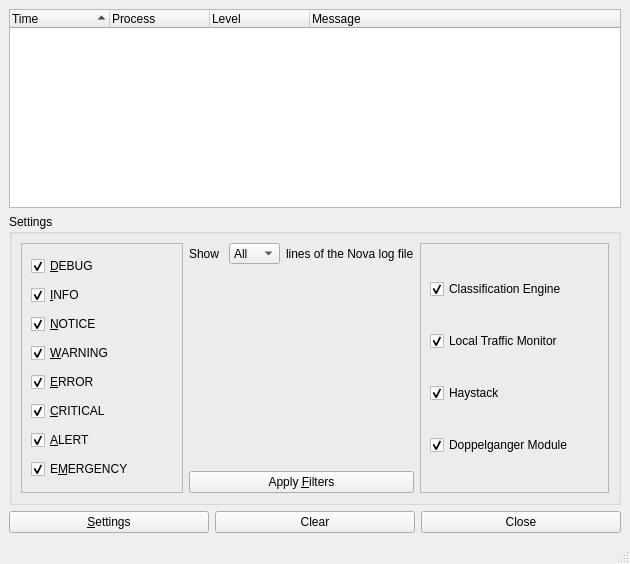
First picture: the form in NovaGUI/UI/loggerwindow.ui, repository altf4/Nova, before the edit.
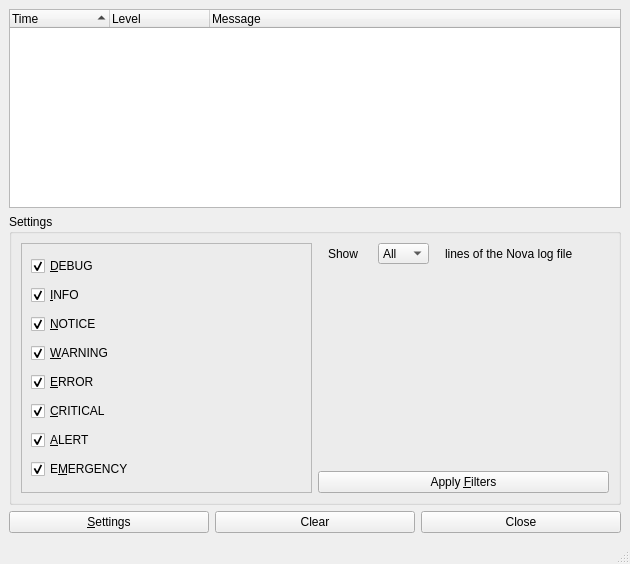
Second picture: the form after the edit.

Diff of the .ui file:
```diff
--- a/NovaGUI/UI/loggerwindow.ui
+++ b/NovaGUI/UI/loggerwindow.ui
@@ -81,11 +81,6 @@
           <set>AlignLeft|AlignVCenter</set>
          </property>
         </column>
-        <column>
-         <property name="text">
-          <string>Process</string>
-         </property>
-        </column>
         <column>
          <property name="text">
           <string>Level</string>
@@ -413,86 +408,6 @@
                </item>
               </layout>
              </item>
-             <item>
-              <layout class="QVBoxLayout" name="verticalLayout_4">
-               <item>
-                <widget class="QFrame" name="frame_2">
-                 <property name="sizePolicy">
-                  <sizepolicy hsizetype="Fixed" vsizetype="MinimumExpanding">
-                   <horstretch>0</horstretch>
-                   <verstretch>0</verstretch>
-                  </sizepolicy>
-                 </property>
-                 <property name="minimumSize">
-                  <size>
-                   <width>189</width>
-                   <height>219</height>
-                  </size>
-                 </property>
-                 <property name="frameShape">
-                  <enum>QFrame::StyledPanel</enum>
-                 </property>
-                 <property name="frameShadow">
-                  <enum>QFrame::Raised</enum>
-                 </property>
-                 <layout class="QGridLayout" name="gridLayout">
-                  <item row="0" column="0">
-                   <widget class="QCheckBox" name="checkClassification">
-                    <property name="text">
-                     <string>Classification Engine</string>
-                    </property>
-                    <property name="checkable">
-                     <bool>true</bool>
-                    </property>
-                    <property name="checked">
-                     <bool>true</bool>
-                    </property>
-                   </widget>
-                  </item>
-                  <item row="1" column="0">
-                   <widget class="QCheckBox" name="checkLocalTraffic">
-                    <property name="text">
-                     <string>Local Traffic Monitor</string>
-                    </property>
-                    <property name="checkable">
-                     <bool>true</bool>
-                    </property>
-                    <property name="checked">
-                     <bool>true</bool>
-                    </property>
-                   </widget>
-                  </item>
-                  <item row="2" column="0">
-                   <widget class="QCheckBox" name="checkHaystack">
-                    <property name="text">
-                     <string>Haystack</string>
-                    </property>
-                    <property name="checkable">
-                     <bool>true</bool>
-                    </property>
-                    <property name="checked">
-                     <bool>true</bool>
-                    </property>
-                   </widget>
-                  </item>
-                  <item row="3" column="0">
-                   <widget class="QCheckBox" name="checkDoppelganger">
-                    <property name="text">
-                     <string>Doppelganger Module</string>
-                    </property>
-                    <property name="checkable">
-                     <bool>true</bool>
-                    </property>
-                    <property name="checked">
-                     <bool>true</bool>
-                    </property>
-                   </widget>
-                  </item>
-                 </layout>
-                </widget>
-               </item>
-              </layout>
-             </item>
             </layout>
            </item>
           </layout>
```
